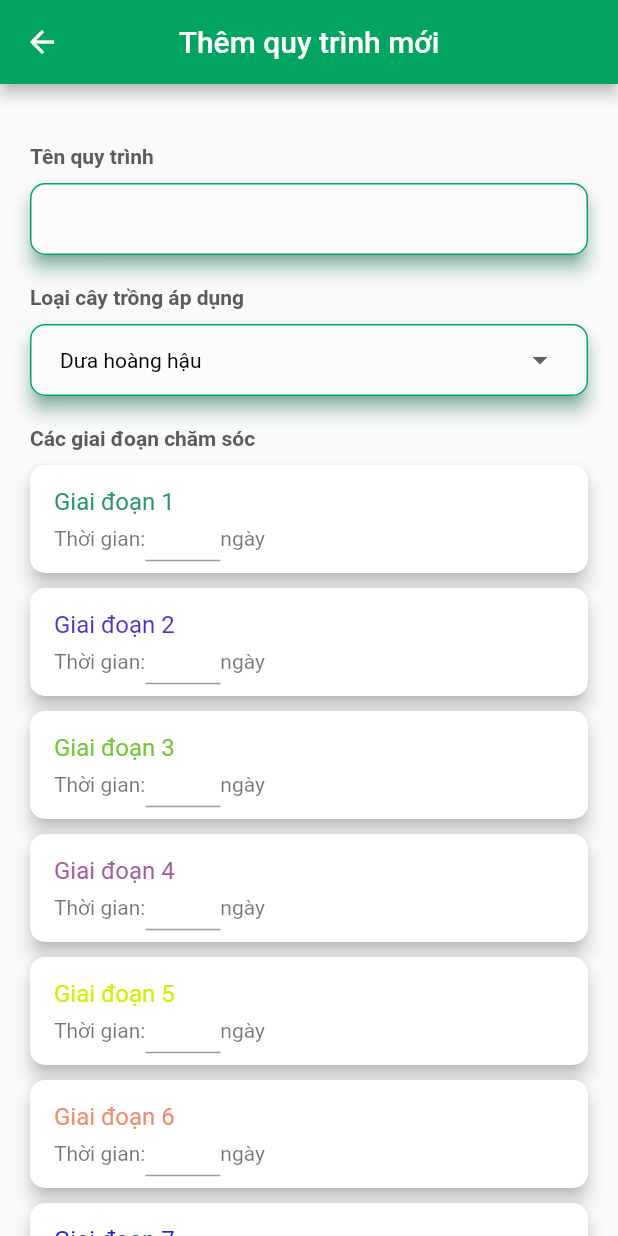
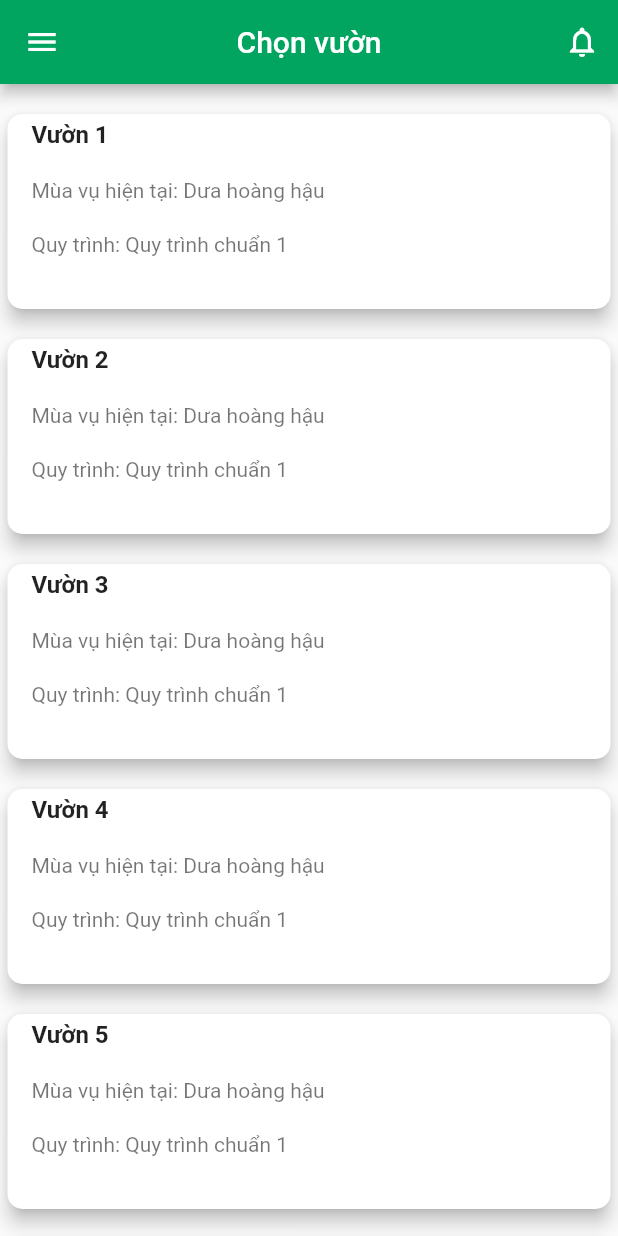
Before and after one commit to duonglongsa/Dien-Trach-farm, a Flutter app: the screen it shows after launch, on a phone screen of 412 x 824 dp. Run offline on Flutter 3.47's test engine with Material 2 defaults, Android fonts, the phone set to English and light mode, and no system bars; our stand-ins replace get, image_picker; Roboto replaces fonts that are missing (OpenSans).

Commit message:
commit QLV Screen

```diff
--- a/flutter_dien_trach_farm/lib/constants/color_constants.dart
+++ b/flutter_dien_trach_farm/lib/constants/color_constants.dart
@@ -7,3 +7,4 @@ Color qlvCardColor = const Color(0xFF289768);
 Color qlmvCardColor = const Color(0xFF975D28);
 Color qlqtCardColor = const Color(0xFF4493DB);
 Color qlncCardColor = const Color(0xFFE9703C);
+Color qlvNameCardColor = const Color(0xFFC4C4C4);
--- a/flutter_dien_trach_farm/lib/main.dart
+++ b/flutter_dien_trach_farm/lib/main.dart
@@ -1,8 +1,8 @@
 import 'package:flutter/material.dart';
 import 'package:flutter_dien_trach_farm/screens/KTV/qlqt/qlqt_screen.dart';
+import 'package:flutter_dien_trach_farm/screens/QLV/qlv_home_screen.dart';
 import 'package:flutter_dien_trach_farm/screens/login_screen/login_screen.dart';
 import 'package:get/get.dart';
-
 import 'screens/KTV/qlqt/qlqt_add_screen.dart';
 
 void main() {
@@ -30,7 +30,7 @@ class MyApp extends StatelessWidget {
         // is not restarted.
         primarySwatch: Colors.blue,
       ),
-      home: const QLQTAddScreen(),
+      home: const QLVHome(),
     );
   }
 }
--- /dev/null
+++ b/flutter_dien_trach_farm/lib/screens/QLV/qlv_home_screen.dart
@@ -0,0 +1,91 @@
+import 'package:flutter/cupertino.dart';
+import 'package:flutter/material.dart';
+import 'package:flutter_dien_trach_farm/constants/color_constants.dart';
+import 'package:flutter_dien_trach_farm/screens/QLV/qlv_list_works.dart';
+import 'package:get/get.dart';
+
+class QLVHome extends StatefulWidget {
+  const QLVHome({Key? key}) : super(key: key);
+
+  @override
+  State<QLVHome> createState() => _KTVHomeState();
+}
+
+class _KTVHomeState extends State<QLVHome>  {
+  @override
+  Widget build (BuildContext context){
+    return SafeArea(
+        child: Scaffold(
+          appBar: AppBar(
+            centerTitle: true,
+            backgroundColor: mainGreenColor,
+            leading: IconButton(
+              icon: const Icon(Icons.menu),
+              onPressed: (){
+                // Menu
+              },
+            ),
+            title: const Text("Chọn vườn"),
+            actions:<Widget>[
+              IconButton(
+                icon: const Icon(Icons.notifications_outlined),
+                onPressed: (){
+                  ScaffoldMessenger.of(context).showSnackBar(
+                    const SnackBar(content: Text('This is alert!')));
+                },
+              )
+            ],
+          ),
+          body: ListView.builder(
+              itemCount: 20,
+              itemBuilder: (context, index){
+                return _gardentCard(context: context, index: index);
+
+              }),
+        ),
+    );
+  }
+}
+
+Widget _gardentCard({required BuildContext context,required int index}){
+  return SizedBox(
+    height: 150,
+    child: Card(
+      semanticContainer: true,
+      margin: const EdgeInsets.fromLTRB(5, 20, 5, 0),
+      elevation: 5,
+      shadowColor: Colors.black,
+      shape: RoundedRectangleBorder(
+        borderRadius: BorderRadius.circular(10.0),
+      ),
+      child: InkWell(
+        splashColor: qlvCardColor,
+        onTap: () {
+          Navigator.push(context,
+            MaterialPageRoute(builder: (context) => QLVListWorks()),
+          );
+        },
+        child: Column(
+            mainAxisAlignment: MainAxisAlignment.start,
+            children: <Widget>[
+              ListTile(
+                title: Text('Vườn ${index+1}', style: TextStyle(fontWeight: FontWeight.bold),),
+                subtitle: Column(
+                  crossAxisAlignment: CrossAxisAlignment.start,
+                  children: [
+                    Container(
+                      margin: new EdgeInsets.fromLTRB(0, 20, 0, 20),
+                      child:  Text('Mùa vụ hiện tại: Dưa hoàng hậu'),
+                    ),
+                    Container(
+                      child:  Text('Quy trình: Quy trình chuẩn 1',),
+                    ),
+                  ],
+                ),
+
+              ),
+            ]),
+      ),
+    ),
+  );
+}
--- a/flutter_dien_trach_farm/pubspec.yaml
+++ b/flutter_dien_trach_farm/pubspec.yaml
@@ -27,6 +27,7 @@ environment:
 # the latest version available on pub.dev. To see which dependencies have newer
 # versions available, run `flutter pub outdated`.
 dependencies:
+  image_picker: ^0.8.4+4
   flutter:
     sdk: flutter
 
@@ -77,6 +78,7 @@ flutter:
     - assets/farmer.png
     - assets/field.png
     - assets/smart-farm.png
+    - assets/people.png
 
   # For details regarding adding assets from package dependencies, see
   # https://flutter.dev/assets-and-images/#from-packages
```
Also changed, not shown: flutter_dien_trach_farm/lib/screens/QLV/qlv_add_work.dart (added, +410 -0 lines), flutter_dien_trach_farm/lib/screens/QLV/qlv_list_works.dart (added, +111 -0 lines), flutter_dien_trach_farm/assets/people.png (added), flutter_dien_trach_farm/pubspec.lock, 2 other files.
